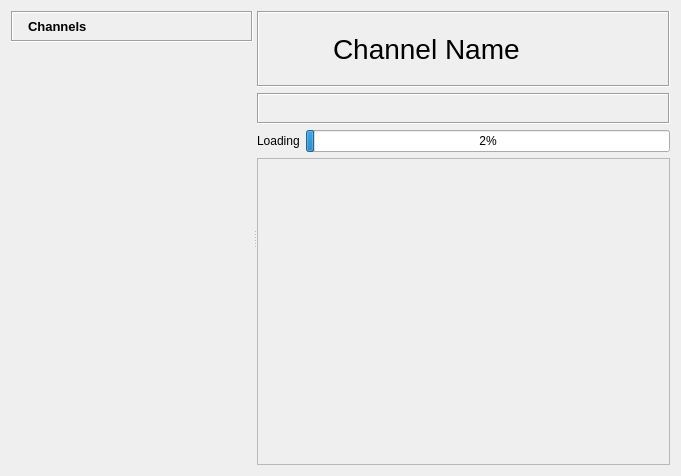
Qt form retroshare-gui/src/gui/ChannelFeed.ui (RetroShare/RetroShare) before a commit.
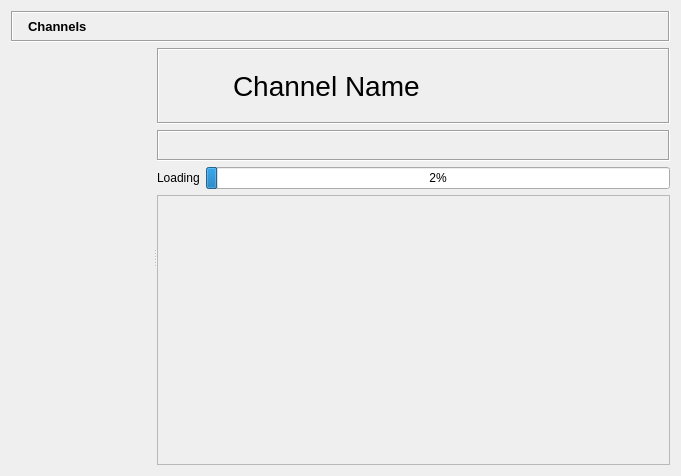
The same form after that commit. Icons and pictures are not drawn. Custom widgets are drawn as their Qt base class.

Commit message: Remorked GUI layout a little bit: - made all pages have a bar with full width - added help button to each of them (needs adding text) - improved help system so that it's easy to register a new help button FriendsDialog still needs some cleaning.

Patch:
```diff
--- a/retroshare-gui/src/gui/ChannelFeed.ui
+++ b/retroshare-gui/src/gui/ChannelFeed.ui
@@ -10,28 +10,15 @@
     <height>476</height>
    </rect>
   </property>
-  <layout class="QGridLayout" name="gridLayout_7">
-   <item row="0" column="0">
-    <widget class="QSplitter" name="splitter">
-     <property name="orientation">
-      <enum>Qt::Horizontal</enum>
-     </property>
-     <widget class="QFrame" name="channelTreeFrame">
-      <property name="sizePolicy">
-       <sizepolicy hsizetype="Preferred" vsizetype="Preferred">
-        <horstretch>0</horstretch>
-        <verstretch>0</verstretch>
-       </sizepolicy>
-      </property>
-      <layout class="QGridLayout" name="gridLayout_9">
-       <property name="verticalSpacing">
-        <number>1</number>
-       </property>
-       <property name="margin">
-        <number>0</number>
-       </property>
-       <item row="0" column="0">
+  <layout class="QVBoxLayout" name="verticalLayout_3">
+   <item>
         <widget class="QFrame" name="titleBarFrame">
+     <property name="sizePolicy">
+      <sizepolicy hsizetype="Preferred" vsizetype="Maximum">
+       <horstretch>0</horstretch>
+       <verstretch>0</verstretch>
+      </sizepolicy>
+     </property>
          <property name="frameShape">
           <enum>QFrame::Box</enum>
          </property>
@@ -143,7 +130,11 @@
          </layout>
         </widget>
        </item>
-       <item row="1" column="0">
+   <item>
+    <widget class="QSplitter" name="splitter">
+     <property name="orientation">
+      <enum>Qt::Horizontal</enum>
+     </property>
         <widget class="GroupTreeWidget" name="treeWidget" native="true">
          <property name="sizePolicy">
           <sizepolicy hsizetype="Preferred" vsizetype="Expanding">
@@ -152,12 +143,9 @@
           </sizepolicy>
          </property>
         </widget>
-       </item>
-      </layout>
-     </widget>
-     <widget class="QWidget" name="layoutWidget">
-      <layout class="QGridLayout" name="channelLayout">
-       <item row="0" column="0">
+     <widget class="QWidget" name="">
+      <layout class="QVBoxLayout" name="verticalLayout_2">
+       <item>
         <widget class="QFrame" name="headFrame">
          <property name="frameShape">
           <enum>QFrame::Box</enum>
@@ -219,7 +207,79 @@
          </layout>
         </widget>
        </item>
-       <item row="3" column="0">
+       <item>
+        <widget class="QFrame" name="toolBarFrame">
+         <property name="frameShape">
+          <enum>QFrame::Box</enum>
+         </property>
+         <property name="frameShadow">
+          <enum>QFrame::Sunken</enum>
+         </property>
+         <layout class="QHBoxLayout" name="horizontalLayout_2">
+          <property name="margin">
+           <number>2</number>
+          </property>
+          <item>
+           <widget class="QToolButton" name="postButton">
+            <property name="focusPolicy">
+             <enum>Qt::NoFocus</enum>
+            </property>
+            <property name="toolTip">
+             <string>Post to Channel</string>
+            </property>
+            <property name="icon">
+             <iconset resource="images.qrc">
+              <normaloff>:/images/mail_send.png</normaloff>:/images/mail_send.png</iconset>
+            </property>
+            <property name="iconSize">
+             <size>
+              <width>32</width>
+              <height>16</height>
+             </size>
+            </property>
+            <property name="autoRaise">
+             <bool>true</bool>
+            </property>
+           </widget>
+          </item>
+          <item>
+           <spacer name="horizontalSpacer">
+            <property name="orientation">
+             <enum>Qt::Horizontal</enum>
+            </property>
+            <property name="sizeHint" stdset="0">
+             <size>
+              <width>314</width>
+              <height>10</height>
+             </size>
+            </property>
+           </spacer>
+          </item>
+         </layout>
+        </widget>
+       </item>
+       <item>
+        <layout class="QHBoxLayout" name="progressLayout">
+         <item>
+          <widget class="QLabel" name="progressLabel">
+           <property name="text">
+            <string>Loading</string>
+           </property>
+          </widget>
+         </item>
+         <item>
+          <widget class="QProgressBar" name="progressBar">
+           <property name="maximum">
+            <number>1000</number>
+           </property>
+           <property name="value">
+            <number>24</number>
+           </property>
+          </widget>
+         </item>
+        </layout>
+       </item>
+       <item>
         <widget class="QScrollArea" name="scrollArea">
          <property name="widgetResizable">
           <bool>true</bool>
@@ -250,78 +310,6 @@
          </widget>
         </widget>
        </item>
-       <item row="2" column="0">
-        <layout class="QHBoxLayout" name="progressLayout">
-         <item>
-          <widget class="QLabel" name="progressLabel">
-           <property name="text">
-            <string>Loading</string>
-           </property>
-          </widget>
-         </item>
-         <item>
-          <widget class="QProgressBar" name="progressBar">
-           <property name="maximum">
-            <number>1000</number>
-           </property>
-           <property name="value">
-            <number>24</number>
-           </property>
-          </widget>
-         </item>
-        </layout>
-       </item>
-       <item row="1" column="0">
-        <widget class="QFrame" name="toolBarFrame">
-         <property name="frameShape">
-          <enum>QFrame::Box</enum>
-         </property>
-         <property name="frameShadow">
-          <enum>QFrame::Sunken</enum>
-         </property>
-         <layout class="QHBoxLayout" name="horizontalLayout_2">
-          <property name="margin">
-           <number>2</number>
-          </property>
-          <item>
-           <widget class="QToolButton" name="postButton">
-            <property name="focusPolicy">
-             <enum>Qt::NoFocus</enum>
-            </property>
-            <property name="toolTip">
-             <string>Post to Channel</string>
-            </property>
-            <property name="icon">
-             <iconset resource="images.qrc">
-              <normaloff>:/images/mail_send.png</normaloff>:/images/mail_send.png</iconset>
-            </property>
-            <property name="iconSize">
-             <size>
-              <width>32</width>
-              <height>16</height>
-             </size>
-            </property>
-            <property name="autoRaise">
-             <bool>true</bool>
-            </property>
-           </widget>
-          </item>
-          <item>
-           <spacer name="horizontalSpacer">
-            <property name="orientation">
-             <enum>Qt::Horizontal</enum>
-            </property>
-            <property name="sizeHint" stdset="0">
-             <size>
-              <width>314</width>
-              <height>10</height>
-             </size>
-            </property>
-           </spacer>
-          </item>
-         </layout>
-        </widget>
-       </item>
       </layout>
      </widget>
     </widget>
```
Left out of the diff: 29 changed lines with no effect on the pictures. Lines whose indentation alone changed are shown as unchanged. The commit also changes 12 other files.
